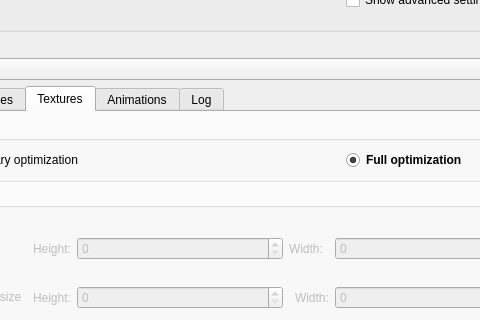
This is src/MainWindow.ui in Guekka/cathedral-assets-optimizer as Qt 5 draws it before an edit; both pictures show x 98 to 578 and y 137 to 457 of the 676 by 688 pixel window. The edited form follows.
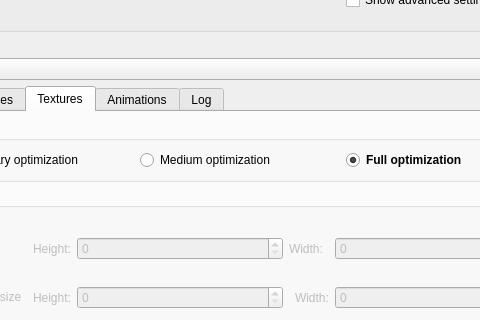
This is the edited form.

Commit message: Added medium textures optimization to the UI

What changed in the file:
```diff
--- a/src/MainWindow.ui
+++ b/src/MainWindow.ui
@@ -798,6 +798,13 @@
              </property>
             </widget>
            </item>
+           <item>
+            <widget class="QRadioButton" name="texturesMediumOptimizationRadioButton">
+             <property name="text">
+              <string>Medium optimization</string>
+             </property>
+            </widget>
+           </item>
            <item alignment="Qt::AlignRight">
             <widget class="QRadioButton" name="texturesFullOptimizationRadioButton">
              <property name="sizePolicy">
```
The commit also changes 1 other file.
